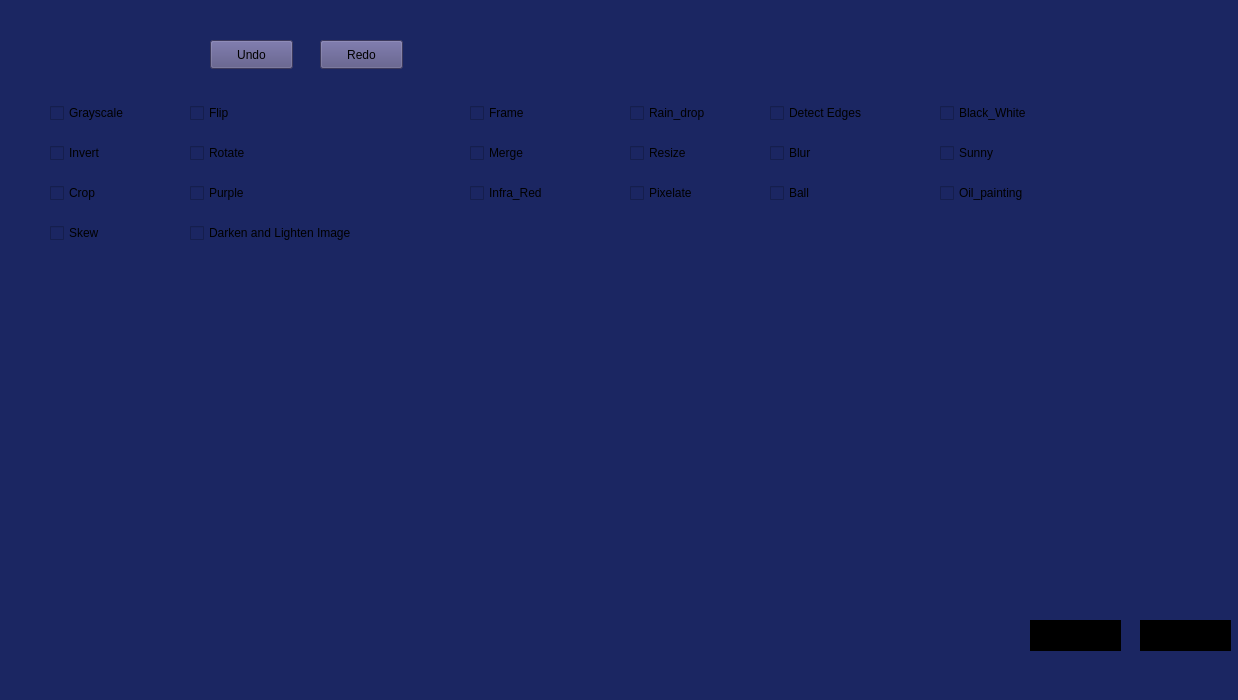
Qt form demo_photoshop/demo_photoshop.ui (mohamedahmed2005/Demo_photoshop-GUI) before a commit.
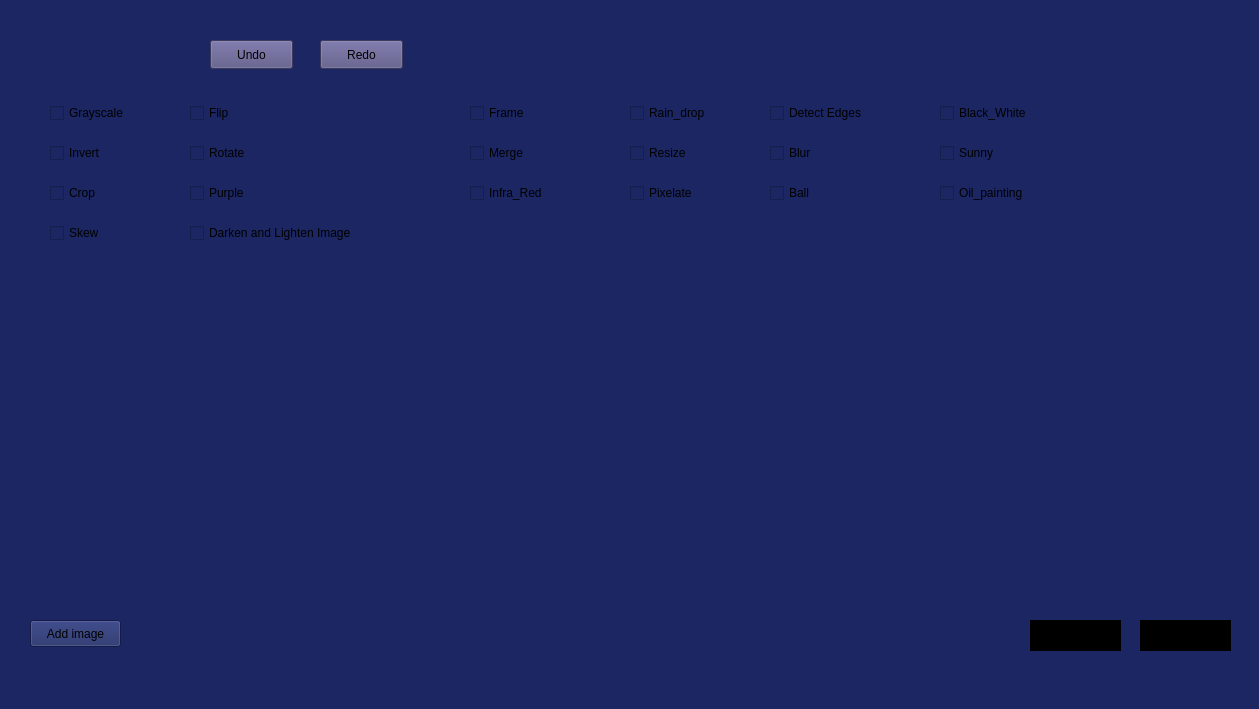
The same form after that commit.

What changed in the file:
```diff
--- a/demo_photoshop/demo_photoshop.ui
+++ b/demo_photoshop/demo_photoshop.ui
@@ -6,8 +6,8 @@
    <rect>
     <x>0</x>
     <y>0</y>
-    <width>1238</width>
-    <height>700</height>
+    <width>1259</width>
+    <height>709</height>
    </rect>
   </property>
   <property name="cursor">
@@ -411,6 +411,19 @@
      <string>Skew</string>
     </property>
    </widget>
+   <widget class="QToolButton" name="toolButton_3">
+    <property name="geometry">
+     <rect>
+      <x>30</x>
+      <y>620</y>
+      <width>91</width>
+      <height>27</height>
+     </rect>
+    </property>
+    <property name="text">
+     <string>Add image</string>
+    </property>
+   </widget>
   </widget>
   <widget class="QMenuBar" name="menubar">
    <property name="geometry">
```
Left out of the diff: 2 changed lines with no effect on the pictures.
